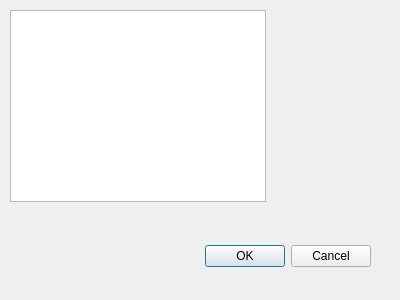
Qt form randbook.ui (Libra232/BlindChoice) before a commit.
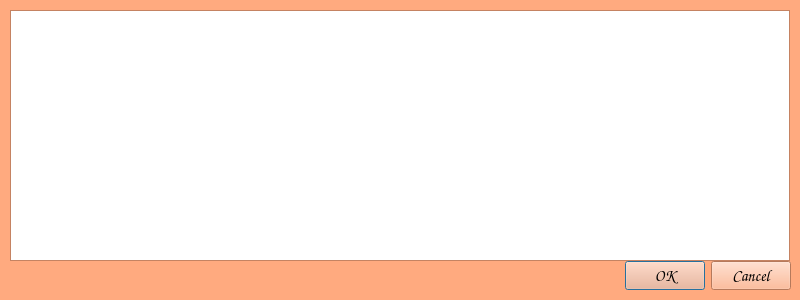
The same form after that commit.

What changed in the file:
```diff
--- a/randbook.ui
+++ b/randbook.ui
@@ -6,18 +6,493 @@
    <rect>
     <x>0</x>
     <y>0</y>
-    <width>400</width>
+    <width>800</width>
     <height>300</height>
    </rect>
   </property>
+  <property name="palette">
+   <palette>
+    <active>
+     <colorrole role="WindowText">
+      <brush brushstyle="SolidPattern">
+       <color alpha="255">
+        <red>0</red>
+        <green>0</green>
+        <blue>0</blue>
+       </color>
+      </brush>
+     </colorrole>
+     <colorrole role="Button">
+      <brush brushstyle="SolidPattern">
+       <color alpha="255">
+        <red>255</red>
+        <green>170</green>
+        <blue>127</blue>
+       </color>
+      </brush>
+     </colorrole>
+     <colorrole role="Light">
+      <brush brushstyle="SolidPattern">
+       <color alpha="255">
+        <red>255</red>
+        <green>255</green>
+        <blue>254</blue>
+       </color>
+      </brush>
+     </colorrole>
+     <colorrole role="Midlight">
+      <brush brushstyle="SolidPattern">
+       <color alpha="255">
+        <red>255</red>
+        <green>212</green>
+        <blue>190</blue>
+       </color>
+      </brush>
+     </colorrole>
+     <colorrole role="Dark">
+      <brush brushstyle="SolidPattern">
+       <color alpha="255">
+        <red>127</red>
+        <green>85</green>
+        <blue>63</blue>
+       </color>
+      </brush>
+     </colorrole>
+     <colorrole role="Mid">
+      <brush brushstyle="SolidPattern">
+       <color alpha="255">
+        <red>170</red>
+        <green>113</green>
+        <blue>85</blue>
+       </color>
+      </brush>
+     </colorrole>
+     <colorrole role="Text">
+      <brush brushstyle="SolidPattern">
+       <color alpha="255">
+        <red>0</red>
+        <green>0</green>
+        <blue>0</blue>
+       </color>
+      </brush>
+     </colorrole>
+     <colorrole role="BrightText">
+      <brush brushstyle="SolidPattern">
+       <color alpha="255">
+        <red>255</red>
+        <green>255</green>
+        <blue>255</blue>
+       </color>
+      </brush>
+     </colorrole>
+     <colorrole role="ButtonText">
+      <brush brushstyle="SolidPattern">
+       <color alpha="255">
+        <red>0</red>
+        <green>0</green>
+        <blue>0</blue>
+       </color>
+      </brush>
+     </colorrole>
+     <colorrole role="Base">
+      <brush brushstyle="SolidPattern">
+       <color alpha="255">
+        <red>255</red>
+        <green>255</green>
+        <blue>255</blue>
+       </color>
+      </brush>
+     </colorrole>
+     <colorrole role="Window">
+      <brush brushstyle="SolidPattern">
+       <color alpha="255">
+        <red>255</red>
+        <green>170</green>
+        <blue>127</blue>
+       </color>
+      </brush>
+     </colorrole>
+     <colorrole role="Shadow">
+      <brush brushstyle="SolidPattern">
+       <color alpha="255">
+        <red>0</red>
+        <green>0</green>
+        <blue>0</blue>
+       </color>
+      </brush>
+     </colorrole>
+     <colorrole role="AlternateBase">
+      <brush brushstyle="SolidPattern">
+       <color alpha="255">
+        <red>255</red>
+        <green>212</green>
+        <blue>191</blue>
+       </color>
+      </brush>
+     </colorrole>
+     <colorrole role="ToolTipBase">
+      <brush brushstyle="SolidPattern">
+       <color alpha="255">
+        <red>255</red>
+        <green>255</green>
+        <blue>220</blue>
+       </color>
+      </brush>
+     </colorrole>
+     <colorrole role="ToolTipText">
+      <brush brushstyle="SolidPattern">
+       <color alpha="255">
+        <red>0</red>
+        <green>0</green>
+        <blue>0</blue>
+       </color>
+      </brush>
+     </colorrole>
+     <colorrole role="PlaceholderText">
+      <brush brushstyle="SolidPattern">
+       <color alpha="127">
+        <red>0</red>
+        <green>0</green>
+        <blue>0</blue>
+       </color>
+      </brush>
+     </colorrole>
+     <colorrole role="Accent">
+      <brush brushstyle="SolidPattern">
+       <color alpha="255">
+        <red>255</red>
+        <green>255</green>
+        <blue>255</blue>
+       </color>
+      </brush>
+     </colorrole>
+    </active>
+    <inactive>
+     <colorrole role="WindowText">
+      <brush brushstyle="SolidPattern">
+       <color alpha="255">
+        <red>0</red>
+        <green>0</green>
+        <blue>0</blue>
+       </color>
+      </brush>
+     </colorrole>
+     <colorrole role="Button">
+      <brush brushstyle="SolidPattern">
+       <color alpha="255">
+        <red>255</red>
+        <green>170</green>
+        <blue>127</blue>
+       </color>
+      </brush>
+     </colorrole>
+     <colorrole role="Light">
+      <brush brushstyle="SolidPattern">
+       <color alpha="255">
+        <red>255</red>
+        <green>255</green>
+        <blue>254</blue>
+       </color>
+      </brush>
+     </colorrole>
+     <colorrole role="Midlight">
+      <brush brushstyle="SolidPattern">
+       <color alpha="255">
+        <red>255</red>
+        <green>212</green>
+        <blue>190</blue>
+       </color>
+      </brush>
+     </colorrole>
+     <colorrole role="Dark">
+      <brush brushstyle="SolidPattern">
+       <color alpha="255">
+        <red>127</red>
+        <green>85</green>
+        <blue>63</blue>
+       </color>
+      </brush>
+     </colorrole>
+     <colorrole role="Mid">
+      <brush brushstyle="SolidPattern">
+       <color alpha="255">
+        <red>170</red>
+        <green>113</green>
+        <blue>85</blue>
+       </color>
+      </brush>
+     </colorrole>
+     <colorrole role="Text">
+      <brush brushstyle="SolidPattern">
+       <color alpha="255">
+        <red>0</red>
+        <green>0</green>
+        <blue>0</blue>
+       </color>
+      </brush>
+     </colorrole>
+     <colorrole role="BrightText">
+      <brush brushstyle="SolidPattern">
+       <color alpha="255">
+        <red>255</red>
+        <green>255</green>
+        <blue>255</blue>
+       </color>
+      </brush>
+     </colorrole>
+     <colorrole role="ButtonText">
+      <brush brushstyle="SolidPattern">
+       <color alpha="255">
+        <red>0</red>
+        <green>0</green>
+        <blue>0</blue>
+       </color>
+      </brush>
+     </colorrole>
+     <colorrole role="Base">
+      <brush brushstyle="SolidPattern">
+       <color alpha="255">
+        <red>255</red>
+        <green>255</green>
+        <blue>255</blue>
+       </color>
+      </brush>
+     </colorrole>
+     <colorrole role="Window">
+      <brush brushstyle="SolidPattern">
+       <color alpha="255">
+        <red>255</red>
+        <green>170</green>
+        <blue>127</blue>
+       </color>
+      </brush>
+     </colorrole>
+     <colorrole role="Shadow">
+      <brush brushstyle="SolidPattern">
+       <color alpha="255">
+        <red>0</red>
+        <green>0</green>
+        <blue>0</blue>
+       </color>
+      </brush>
+     </colorrole>
+     <colorrole role="AlternateBase">
+      <brush brushstyle="SolidPattern">
+       <color alpha="255">
+        <red>255</red>
+        <green>212</green>
+        <blue>191</blue>
+       </color>
+      </brush>
+     </colorrole>
+     <colorrole role="ToolTipBase">
+      <brush brushstyle="SolidPattern">
+       <color alpha="255">
+        <red>255</red>
+        <green>255</green>
+        <blue>220</blue>
+       </color>
+      </brush>
+     </colorrole>
+     <colorrole role="ToolTipText">
+      <brush brushstyle="SolidPattern">
+       <color alpha="255">
+        <red>0</red>
+        <green>0</green>
+        <blue>0</blue>
+       </color>
+      </brush>
+     </colorrole>
+     <colorrole role="PlaceholderText">
+      <brush brushstyle="SolidPattern">
+       <color alpha="127">
+        <red>0</red>
+        <green>0</green>
+        <blue>0</blue>
+       </color>
+      </brush>
+     </colorrole>
+     <colorrole role="Accent">
+      <brush brushstyle="SolidPattern">
+       <color alpha="255">
+        <red>255</red>
+        <green>255</green>
+        <blue>255</blue>
+       </color>
+      </brush>
+     </colorrole>
+    </inactive>
+    <disabled>
+     <colorrole role="WindowText">
+      <brush brushstyle="SolidPattern">
+       <color alpha="255">
+        <red>127</red>
+        <green>85</green>
+        <blue>63</blue>
+       </color>
+      </brush>
+     </colorrole>
+     <colorrole role="Button">
+      <brush brushstyle="SolidPattern">
+       <color alpha="255">
+        <red>255</red>
+        <green>170</green>
+        <blue>127</blue>
+       </color>
+      </brush>
+     </colorrole>
+     <colorrole role="Light">
+      <brush brushstyle="SolidPattern">
+       <color alpha="255">
+        <red>255</red>
+        <green>255</green>
+        <blue>254</blue>
+       </color>
+      </brush>
+     </colorrole>
+     <colorrole role="Midlight">
+      <brush brushstyle="SolidPattern">
+       <color alpha="255">
+        <red>255</red>
+        <green>212</green>
+        <blue>190</blue>
+       </color>
+      </brush>
+     </colorrole>
+     <colorrole role="Dark">
+      <brush brushstyle="SolidPattern">
+       <color alpha="255">
+        <red>127</red>
+        <green>85</green>
+        <blue>63</blue>
+       </color>
+      </brush>
+     </colorrole>
+     <colorrole role="Mid">
+      <brush brushstyle="SolidPattern">
+       <color alpha="255">
+        <red>170</red>
+        <green>113</green>
+        <blue>85</blue>
+       </color>
+      </brush>
+     </colorrole>
+     <colorrole role="Text">
+      <brush brushstyle="SolidPattern">
+       <color alpha="255">
+        <red>127</red>
+        <green>85</green>
+        <blue>63</blue>
+       </color>
+      </brush>
+     </colorrole>
+     <colorrole role="BrightText">
+      <brush brushstyle="SolidPattern">
+       <color alpha="255">
+        <red>255</red>
+        <green>255</green>
+        <blue>255</blue>
+       </color>
+      </brush>
+     </colorrole>
+     <colorrole role="ButtonText">
+      <brush brushstyle="SolidPattern">
+       <color alpha="255">
+        <red>127</red>
+        <green>85</green>
+        <blue>63</blue>
+       </color>
+      </brush>
+     </colorrole>
+     <colorrole role="Base">
+      <brush brushstyle="SolidPattern">
+       <color alpha="255">
+        <red>255</red>
+        <green>170</green>
+        <blue>127</blue>
+       </color>
+      </brush>
+     </colorrole>
+     <colorrole role="Window">
+      <brush brushstyle="SolidPattern">
+       <color alpha="255">
+        <red>255</red>
+        <green>170</green>
+        <blue>127</blue>
+       </color>
+      </brush>
+     </colorrole>
+     <colorrole role="Shadow">
+      <brush brushstyle="SolidPattern">
+       <color alpha="255">
+        <red>0</red>
+        <green>0</green>
+        <blue>0</blue>
+       </color>
+      </brush>
+     </colorrole>
+     <colorrole role="AlternateBase">
+      <brush brushstyle="SolidPattern">
+       <color alpha="255">
+        <red>255</red>
+        <green>170</green>
+        <blue>127</blue>
+       </color>
+      </brush>
+     </colorrole>
+     <colorrole role="ToolTipBase">
+      <brush brushstyle="SolidPattern">
+       <color alpha="255">
+        <red>255</red>
+        <green>255</green>
+        <blue>220</blue>
+       </color>
+      </brush>
+     </colorrole>
+     <colorrole role="ToolTipText">
+      <brush brushstyle="SolidPattern">
+       <color alpha="255">
+        <red>0</red>
+        <green>0</green>
+        <blue>0</blue>
+       </color>
+      </brush>
+     </colorrole>
+     <colorrole role="PlaceholderText">
+      <brush brushstyle="SolidPattern">
+       <color alpha="127">
+        <red>127</red>
+        <green>85</green>
+        <blue>63</blue>
+       </color>
+      </brush>
+     </colorrole>
+     <colorrole role="Accent">
+      <brush brushstyle="SolidPattern">
+       <color alpha="255">
+        <red>255</red>
+        <green>221</green>
+        <blue>203</blue>
+       </color>
+      </brush>
+     </colorrole>
+    </disabled>
+   </palette>
+  </property>
+  <property name="font">
+   <font>
+    <family>Comic Sans MS</family>
+    <pointsize>12</pointsize>
+   </font>
+  </property>
   <property name="windowTitle">
    <string>Dialog</string>
   </property>
   <widget class="QDialogButtonBox" name="buttonBox">
    <property name="geometry">
     <rect>
-     <x>30</x>
-     <y>240</y>
+     <x>450</x>
+     <y>260</y>
      <width>341</width>
      <height>32</height>
     </rect>
@@ -34,8 +509,8 @@
     <rect>
      <x>10</x>
      <y>10</y>
-     <width>256</width>
-     <height>192</height>
+     <width>780</width>
+     <height>251</height>
     </rect>
    </property>
   </widget>
```
